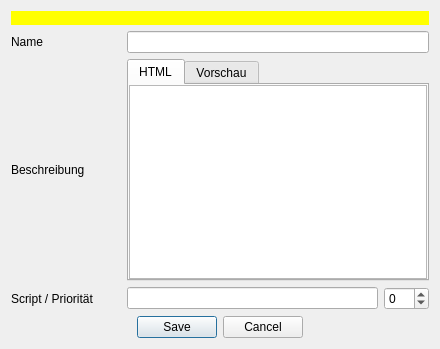
Above: designer/DatenbankEditWaffeneigenschaft.ui from Aeolitus/Sephrasto before the change. Below: the same form after it.
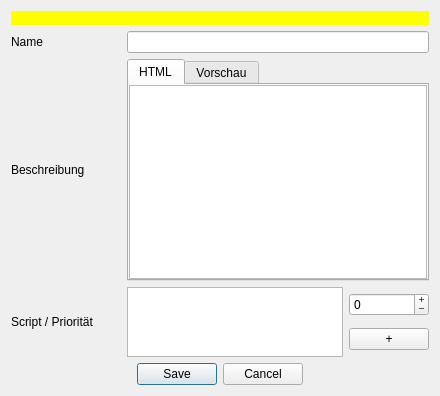
That is the form after the change.

Commit message: - Abgeleiteter Wert script now has full script api access - Add script editor - All scripts fields are now multiline - ScriptAPI: add individuall accessors for "kampfstilmods" and "waffenwerte" attributes; renamed getAusrüstung to getInventar and it now takes the index as parameter; renamed getEigenheiten to getEigenheit and it now takes the idnex as parameter.

```diff
--- a/designer/DatenbankEditWaffeneigenschaft.ui
+++ b/designer/DatenbankEditWaffeneigenschaft.ui
@@ -10,7 +10,7 @@
     <x>0</x>
     <y>0</y>
     <width>440</width>
-    <height>341</height>
+    <height>373</height>
    </rect>
   </property>
   <property name="windowTitle">
@@ -103,17 +103,18 @@
      <item row="3" column="1">
       <layout class="QHBoxLayout" name="horizontalLayout">
        <item>
-        <widget class="QLineEdit" name="leScript">
-         <property name="toolTip">
-          <string>&lt;html&gt;&lt;head/&gt;&lt;body&gt;&lt;p&gt;In diesem Feld kannst du ein Python-Skript einfügen, die bei Erlangen der Waffeneigenschaft ausgeführt werden. Siehe &amp;quot;Skripte für Abgeleitete Werte, Vorteile und Waffeneigenschaften&amp;quot; in der Sephrasto-Hilfe für verfügbare Funktionen und Beispiele.&lt;/p&gt;&lt;/body&gt;&lt;/html&gt;</string>
-         </property>
-        </widget>
+        <widget class="QPlainTextEdit" name="teScript"/>
        </item>
+       <item>
+        <layout class="QVBoxLayout" name="verticalLayout_3">
        <item>
         <widget class="QSpinBox" name="spinScriptPrio">
          <property name="toolTip">
           <string>&lt;html&gt;&lt;head/&gt;&lt;body&gt;&lt;p&gt;Die Skript-Priorität legt die Reihenfolge der Auswertung fest. 0 ist Standard, negative Werte werden davor, positive Werte danach ausgewertet. Dies ist relevant, falls bspw. die INI verdoppelt werden soll nachdem Kampfreflexe eingerechnet wurde. In diesem Fall sollte die Skript-Priorität höher als die von Kampfreflexe sein.&lt;/p&gt;&lt;/body&gt;&lt;/html&gt;</string>
          </property>
+           <property name="buttonSymbols">
+            <enum>QAbstractSpinBox::PlusMinus</enum>
+           </property>
          <property name="minimum">
           <number>-10</number>
          </property>
@@ -128,6 +129,21 @@
          </property>
         </widget>
        </item>
+         <item>
+          <widget class="QPushButton" name="buttonPickScript">
+           <property name="toolTip">
+            <string>Scripteditor öffnen</string>
+           </property>
+           <property name="text">
+            <string>+</string>
+           </property>
+           <property name="class" stdset="0">
+            <string>iconSmall</string>
+           </property>
+          </widget>
+         </item>
+        </layout>
+       </item>
       </layout>
      </item>
      <item row="1" column="1">
```
Left out of the diff: 2 changed lines with no effect on the pictures. Lines whose indentation alone changed are shown as unchanged. The commit also changes 23 other files.
